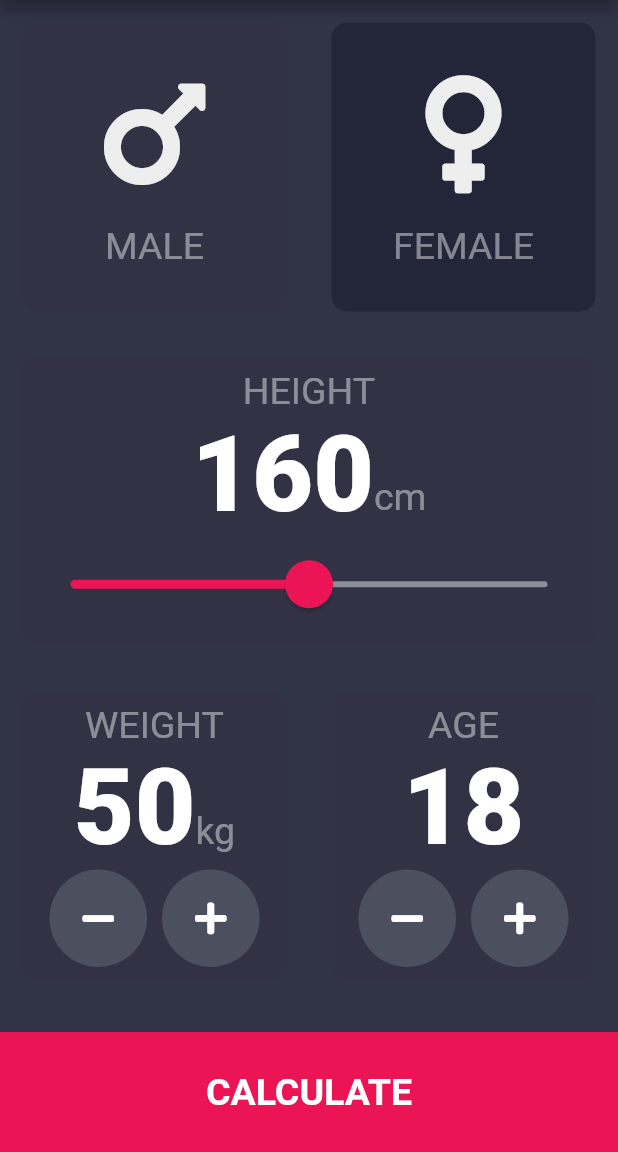
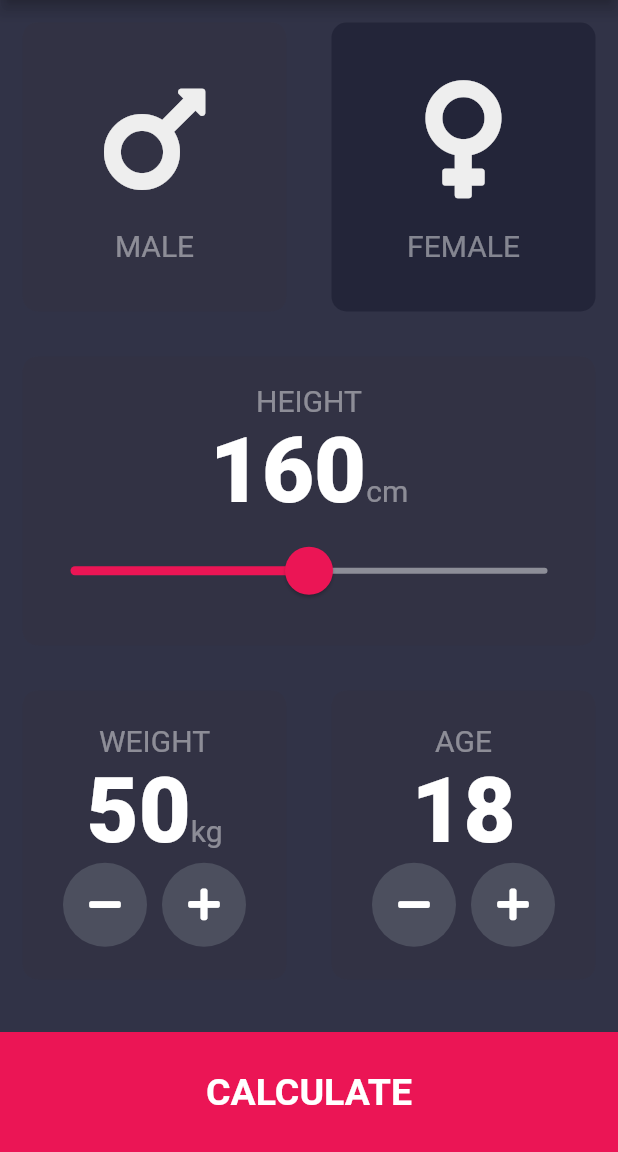
Before and after one commit to thachanpy/flutter_learning, a Flutter app: the screen it shows after launch, on a phone screen of 412 x 824 dp, the part 84-1236 px from its top. Run offline on Flutter 3.47's test engine with Material 2 defaults, Android fonts, the phone set to English and light mode, and no system bars; our stand-ins replace audioplayers, font_awesome_flutter, rflutter_alert.

Commit message:
init bmi calculator

```diff
--- a/bmi-calculator-flutter/lib/constants/constants.dart
+++ b/bmi-calculator-flutter/lib/constants/constants.dart
@@ -11,12 +11,12 @@ const kActionButton = Color(0xFF4C4F5E);
 
 
 const kLabelTextStyle = TextStyle(
-  fontSize: 25.0,
+  fontSize: 20.0,
   color: Color(0x71FFFFFF),
 );
 
 const kNumberTextStyle = TextStyle(
-  fontSize: 70.0,
+  fontSize: 60.0,
   fontWeight: FontWeight.w900,
 );
 
--- a/bmi-calculator-flutter/lib/screens/input_page.dart
+++ b/bmi-calculator-flutter/lib/screens/input_page.dart
@@ -272,8 +272,8 @@ class RoundIconButton extends StatelessWidget {
       onPressed: onPressed,
       elevation: 0.0,
       constraints: BoxConstraints.tightFor(
-        width: 65.0,
-        height: 65.0,
+        width: 56.0,
+        height: 56.0,
       ),
       shape: CircleBorder(),
       fillColor: kActionButton,
```
